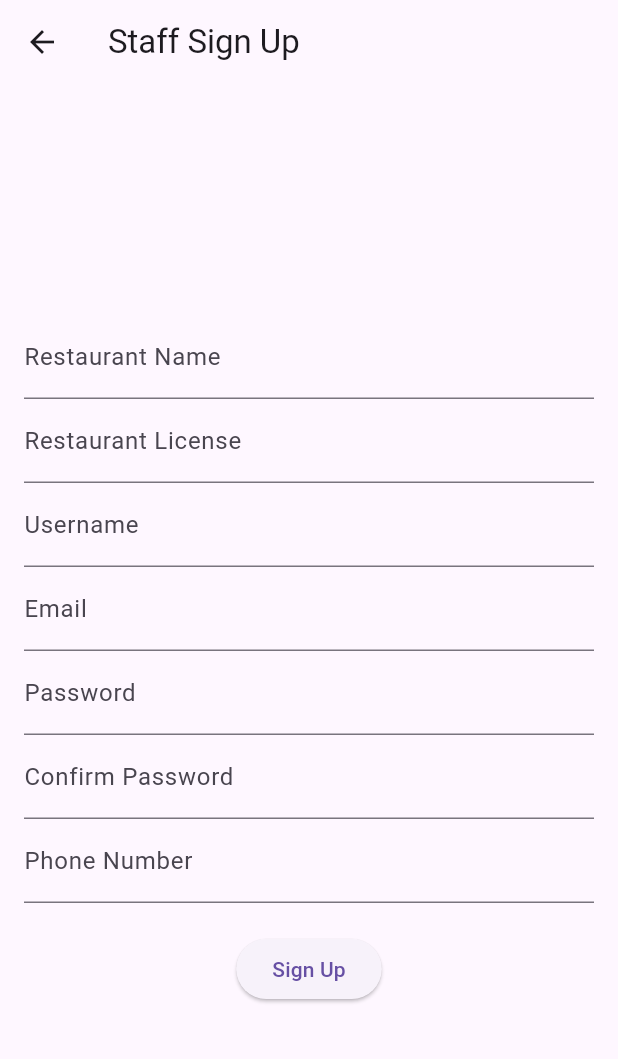
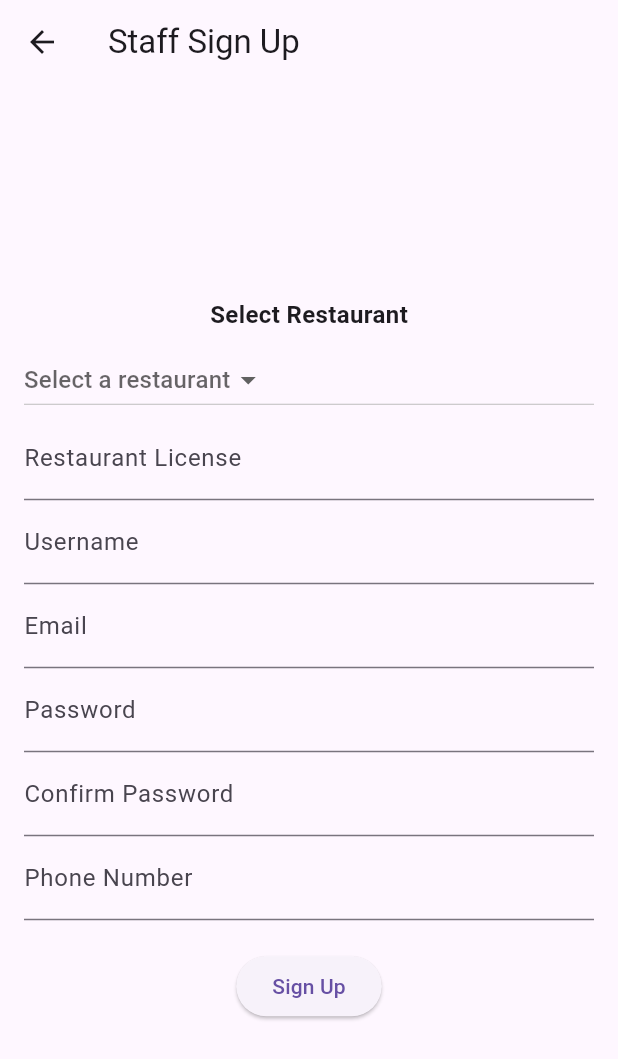
Before and after one commit to mohdumarj/flutter-ordering-app, a Flutter app: the KitchenStaffLoginPage screen opened directly, after a tap on "Does not have an account?", on a phone screen of 412 x 824 dp. Shown: the top 1059 px of the screen. Run offline on Flutter 3.47's test engine with Material 3 defaults, Android fonts, the light colour scheme and no system bars; our stand-ins replace cloud_firestore, firebase_auth, firebase_core, fluttertoast; accounts and stored records are empty.

Commit message:
StaffUser sighnup page added drop down list for restaurant

```diff
--- a/lib/Globals/Common/Globals.dart
+++ b/lib/Globals/Common/Globals.dart
@@ -93,4 +93,29 @@ class Globals {
       }
     }
   }
+
+  Future<List<RestaurantsModel>> getRestaurantsFromCollection() async {
+    List<RestaurantsModel> restaurantsList = [];
+    try {
+      // Get a reference to the collection
+      CollectionReference restaurantsCollection = FirebaseFirestore.instance.collection('Restaurants');
+
+
+
+      // Get all documents in the collection
+      QuerySnapshot querySnapshot = await restaurantsCollection.get();
+      // Loop through the documents and access the data
+      for (QueryDocumentSnapshot restaurantSnapshot in querySnapshot.docs) {
+        // Map<String, dynamic> data = documentSnapshot.data() as Map<String, dynamic>;
+        RestaurantsModel restaurantsModel = RestaurantsModel.fromDocumentSnapshot(restaurantSnapshot);
+        restaurantsList.add(restaurantsModel);
+        // Use the data as needed
+        //print('Document ID: ${documentSnapshot.id}, Data: $data');
+      }
+    } catch (e) {
+      print('Error getting documents: $e');
+    }
+    return restaurantsList;
+  }
+
 }
--- a/lib/Presentation/Pages/KitchenDashboardPage.dart
+++ b/lib/Presentation/Pages/KitchenManagement/KitchenDashboardPage.dart
@@ -1,15 +1,15 @@
 import 'package:flutter/cupertino.dart';
 import 'package:flutter/material.dart';
 
-import '../Pages/KpiCardPage.dart';
-import '../Pages/StatisticsPage.dart';
+import '../KpiCardPage.dart';
+import '../StatisticsPage.dart';
 
 // import '../KpiCardPage.dart';
 // import '../StatisticsPage.dart';
 
 class KitchenDashboardPage extends StatefulWidget {
-  final dynamic data;
-  KitchenDashboardPage({Key? key, required this.data}) : super(key: key);
+  // final dynamic data;
+  // KitchenDashboardPage({Key? key, required this.data}) : super(key: key);
 
   @override
   State<KitchenDashboardPage> createState() => _KitchenDashboardPageState();
--- a/lib/Presentation/Pages/UserManagement/SignUp/StaffSignUpPage.dart
+++ b/lib/Presentation/Pages/UserManagement/SignUp/StaffSignUpPage.dart
@@ -1,9 +1,11 @@
 import 'package:cloud_firestore/cloud_firestore.dart';
 import 'package:firebase_auth/firebase_auth.dart';
 import 'package:flutter/material.dart';
+import 'package:untitled9/Globals/Common/Globals.dart';
 import 'package:untitled9/Presentation/Pages/UserManagement/StaffUser/KitchenStaffLoginPage.dart';
 import 'package:untitled9/Presentation/Pages/UserManagement/StaffUser/WaiterLoginPage.dart';
 
+import '../../../../Entities/RestaurantsModel.dart';
 import '../../../../Entities/UsersModel.dart';
 import '../../../../FirebaseAuthImplimentation/FirebaseAuthServices.dart';
 import '../../../../Globals/Common/Toast.dart';
@@ -12,6 +14,8 @@ import '../CustomerUser/LoginPage.dart';
 
 class StaffSignUpPage extends StatefulWidget {
 
+
+ late RestaurantsModel? userSelectedRestaurant;
   final dynamic data;
 
   StaffSignUpPage({Key? key, required this.data}) : super(key: key);
@@ -21,6 +25,7 @@ class StaffSignUpPage extends StatefulWidget {
 }
 
 class _StaffSignUpPageState extends State<StaffSignUpPage> {
+
   final FirebaseAuthService _auth = FirebaseAuthService();
   //Restaurant Name
   TextEditingController _resturantNameController = TextEditingController();
@@ -48,6 +53,7 @@ class _StaffSignUpPageState extends State<StaffSignUpPage> {
   }
   // @Override
   Widget build(BuildContext context) {
+
     return Scaffold(
       appBar: AppBar(
         title: Text('Staff Sign Up'),
@@ -57,12 +63,50 @@ class _StaffSignUpPageState extends State<StaffSignUpPage> {
         child: Column(
           mainAxisAlignment: MainAxisAlignment.center,
           children: [
-            TextField(
-              controller: _resturantNameController,
-              decoration: InputDecoration(
-                labelText: 'Restaurant Name',
+/////////////
+            Text(
+              'Select Restaurant',
+              style: TextStyle(
+                fontWeight: FontWeight.bold,
+                fontSize: 16,
               ),
             ),
+            SizedBox(height: 8),
+          Container(
+          width: double.infinity, // Set width to fill the screen width
+            child: FutureBuilder<List<RestaurantsModel>>(
+              future: Globals().getRestaurantsFromCollection(),
+              builder: (context, snapshot) {
+                if (snapshot.connectionState == ConnectionState.waiting) {
+                  return CircularProgressIndicator();
+                } else if (snapshot.hasError) {
+                  return Text('Error: ${snapshot.error}');
+                } else {
+                  List<RestaurantsModel> restaurantsList = snapshot.data!;
+                  return DropdownButton<RestaurantsModel>(
+                    hint: Text('Select a restaurant'),
+                    onChanged: (RestaurantsModel? selectedRestaurant) {
+                      print('Selected restaurant: ${selectedRestaurant!.name}');
+                      widget.userSelectedRestaurant = selectedRestaurant;
+                    },
+                    items: restaurantsList.map<DropdownMenuItem<RestaurantsModel>>((RestaurantsModel restaurant) {
+                      return DropdownMenuItem<RestaurantsModel>(
+                        value: restaurant,
+                        child: Text(restaurant.name!),
+                      );
+                    }).toList(),
+                  );
+                }
+              },
+            ),
+          ),
+           ///////////
+           //  TextField(
+           //    controller: _resturantNameController,
+           //    decoration: InputDecoration(
+           //      labelText: 'Restaurant Name',
+           //    ),
+           //  ),
             TextField(
               controller: _resturantLicenseNumberController,
 
@@ -191,4 +235,5 @@ class _StaffSignUpPageState extends State<StaffSignUpPage> {
     );
     usersCollection.doc("Users").set(newUser.toJson());
   }
+
 }
--- a/lib/Presentation/Pages/UserManagement/StaffUser/KitchenStaffLoginPage.dart
+++ b/lib/Presentation/Pages/UserManagement/StaffUser/KitchenStaffLoginPage.dart
@@ -8,7 +8,7 @@ import '../../../../Entities/UsersModel.dart';
 import '../../../../FirebaseAuthImplimentation/FirebaseAuthServices.dart';
 import '../../../../Globals/Common/Toast.dart';
 import '../../ForgotPasswordPage.dart';
-import '../../KitchenDashboardPage.dart';
+import '../../KitchenManagement/KitchenDashboardPage.dart';
 import '../SignUp/StaffSignUpPage.dart';
 // import '../../StaffSignUpPage.dart';
 
@@ -124,7 +124,7 @@ class _KitchenStaffLoginPageState extends State<KitchenStaffLoginPage> {
       showToast(message: "User has successfully been verified");
       Navigator.pushReplacement(
         context,
-        MaterialPageRoute(builder: (context) => KitchenDashboardPage(data: userProfile?.username ?? 'Waiter')),
+        MaterialPageRoute(builder: (context) => KitchenDashboardPage()),//data: userProfile?.username ?? 'Waiter')),
       );
 
     } else {
```
Also changed, not shown: lib/Entities/RestaurantsModel.dart (+10 -1 lines).
